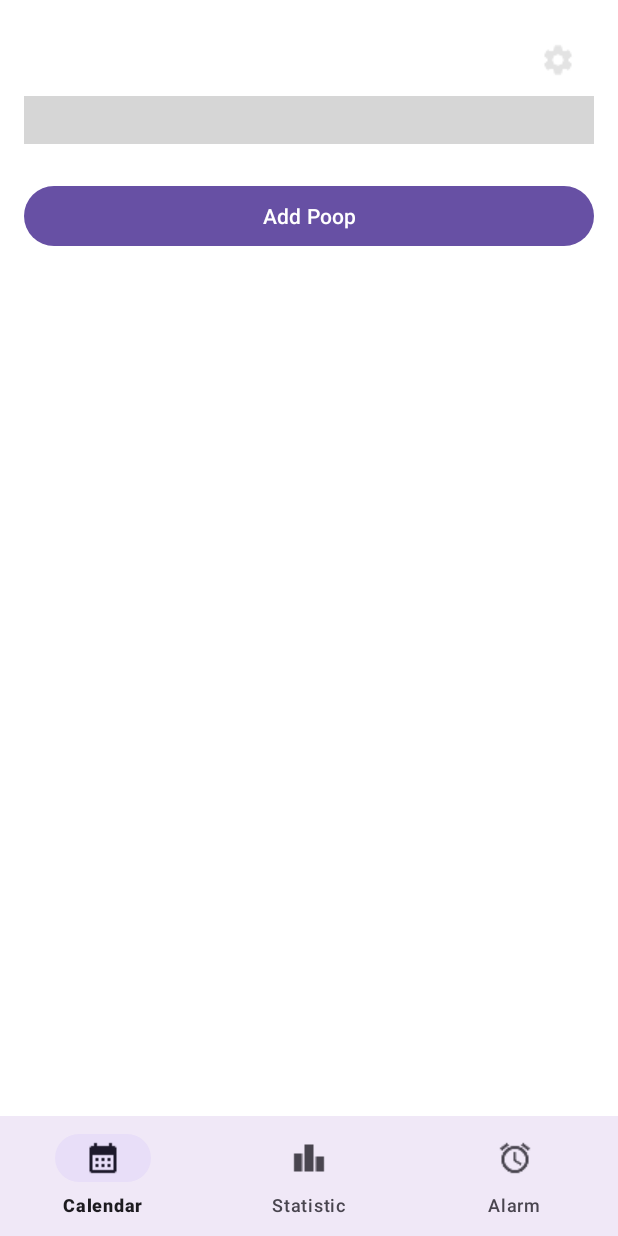
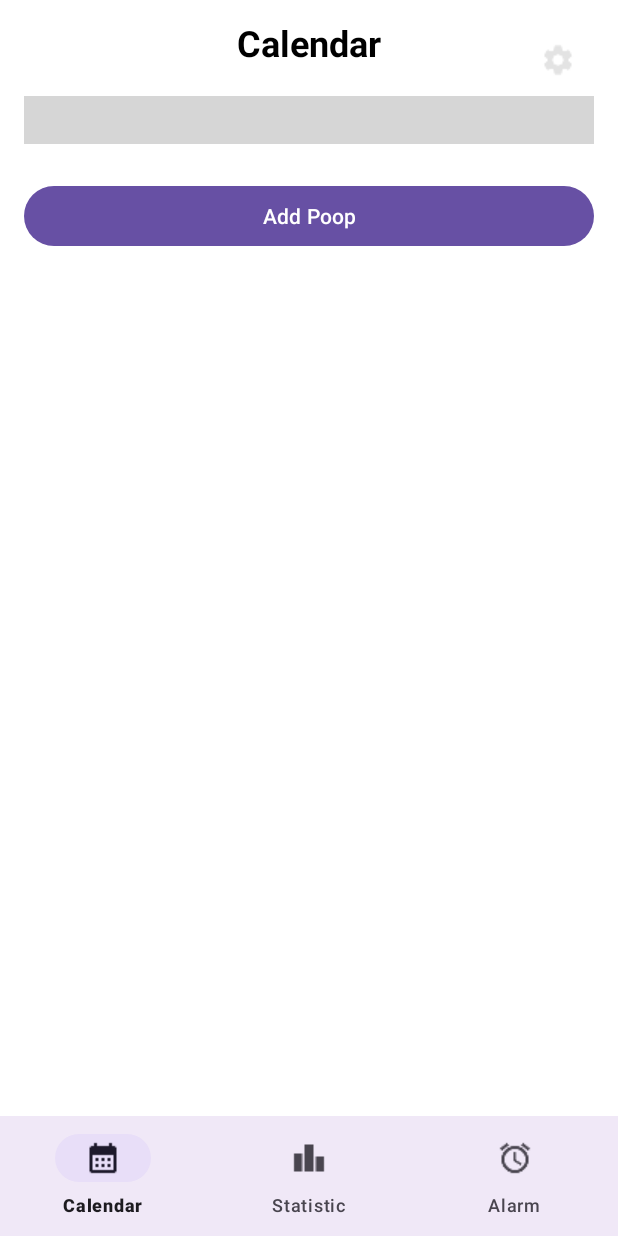
Before and after one commit to elsyap2252/Poopoo-App, an Android app: the CalendarActivity screen opened directly, with no data from a screen before it, on a phone screen of 412 x 824 dp. Run offline under Robolectric (Android 15) with nearby library versions, the phone set to English and light mode, and no system bars; plain views replace MaterialCalendarView; grey boxes are pictures that could not be loaded.

Commit message:
commit header calendar

```diff
--- a/app/src/main/res/layout/activity_calendar.xml
+++ b/app/src/main/res/layout/activity_calendar.xml
@@ -1,10 +1,21 @@
 <?xml version="1.0" encoding="utf-8"?>
-<androidx.constraintlayout.widget.ConstraintLayout
-    xmlns:android="http://schemas.android.com/apk/res/android"
+<androidx.constraintlayout.widget.ConstraintLayout xmlns:android="http://schemas.android.com/apk/res/android"
     xmlns:app="http://schemas.android.com/apk/res-auto"
     android:layout_width="match_parent"
     android:layout_height="match_parent"
     android:background="#FFFFFF">
+
+
+    <TextView
+        android:id="@+id/titleCalendar"
+        android:layout_width="match_parent"
+        android:layout_height="wrap_content"
+        android:text="Calendar"
+        android:textSize="24sp"
+        android:textStyle="bold"
+        android:gravity="center"
+        android:padding="12dp"
+        android:textColor="#000000" />
 
     <!-- ScrollView agar isi bisa discroll -->
     <ScrollView
@@ -13,10 +24,10 @@
         android:layout_height="0dp"
         android:fillViewport="true"
         android:padding="16dp"
-        app:layout_constraintTop_toTopOf="parent"
         app:layout_constraintBottom_toTopOf="@id/navbar"
+        app:layout_constraintEnd_toEndOf="parent"
         app:layout_constraintStart_toStartOf="parent"
-        app:layout_constraintEnd_toEndOf="parent">
+        app:layout_constraintTop_toTopOf="parent">
 
         <LinearLayout
             android:layout_width="match_parent"
@@ -27,29 +38,29 @@
                 android:id="@+id/btnSettings"
                 android:layout_width="48dp"
                 android:layout_height="48dp"
+                android:layout_gravity="end"
+                android:background="?android:attr/selectableItemBackgroundBorderless"
+                android:contentDescription="Settings"
                 android:src="@drawable/ic_setting"
-                android:background="?android:attr/selectableItemBackgroundBorderless"
-                app:layout_constraintTop_toTopOf="parent"
                 app:layout_constraintEnd_toEndOf="parent"
-                android:contentDescription="Settings"
-                android:layout_gravity="end"/>
+                app:layout_constraintTop_toTopOf="parent" />
 
             <com.prolificinteractive.materialcalendarview.MaterialCalendarView
                 android:id="@+id/calendarView"
                 android:layout_width="match_parent"
                 android:layout_height="wrap_content"
-                app:mcv_showOtherDates="all"
                 app:mcv_firstDayOfWeek="monday"
-                app:mcv_selectionColor="#00C2A8" />
+                app:mcv_selectionColor="#00C2A8"
+                app:mcv_showOtherDates="all" />
 
             <TextView
                 android:id="@+id/dateText"
                 android:layout_width="wrap_content"
                 android:layout_height="wrap_content"
+                android:layout_marginTop="16dp"
                 android:text="1 April 2025"
+                android:textSize="16sp"
                 android:textStyle="bold"
-                android:layout_marginTop="16dp"
-                android:textSize="16sp"
                 android:visibility="gone" />
 
             <LinearLayout
@@ -57,14 +68,33 @@
                 android:layout_width="match_parent"
                 android:layout_height="wrap_content"
                 android:orientation="vertical"
-                android:visibility="gone"
-                android:paddingTop="16dp">
+                android:paddingTop="16dp"
+                android:visibility="gone">
 
-                <TextView android:layout_width="wrap_content" android:layout_height="wrap_content" android:text="Time: 18:49" />
-                <TextView android:layout_width="wrap_content" android:layout_height="wrap_content" android:text="Type: 1" />
-                <TextView android:layout_width="wrap_content" android:layout_height="wrap_content" android:text="Size: L" />
-                <TextView android:layout_width="wrap_content" android:layout_height="wrap_content" android:text="Color: Brown" />
-                <TextView android:layout_width="wrap_content" android:layout_height="wrap_content" android:text="Location: Home" />
+                <TextView
+                    android:layout_width="wrap_content"
+                    android:layout_height="wrap_content"
+                    android:text="Time: 18:49" />
+
+                <TextView
+                    android:layout_width="wrap_content"
+                    android:layout_height="wrap_content"
+                    android:text="Type: 1" />
+
+                <TextView
+                    android:layout_width="wrap_content"
+                    android:layout_height="wrap_content"
+                    android:text="Size: L" />
+
+                <TextView
+                    android:layout_width="wrap_content"
+                    android:layout_height="wrap_content"
+                    android:text="Color: Brown" />
+
+                <TextView
+                    android:layout_width="wrap_content"
+                    android:layout_height="wrap_content"
+                    android:text="Location: Home" />
             </LinearLayout>
 
             <Button
@@ -73,7 +103,7 @@
                 android:layout_height="wrap_content"
                 android:layout_marginTop="24dp"
                 android:text="Add Poop"
-                android:textColor="#FFFFFF"/>
+                android:textColor="#FFFFFF" />
 
 
         </LinearLayout>
@@ -88,9 +118,9 @@
         android:layout_width="0dp"
         android:layout_height="wrap_content"
         android:background="?android:attr/windowBackground"
-        app:menu="@menu/navbar_menu"
         app:labelVisibilityMode="labeled"
         app:layout_constraintBottom_toBottomOf="parent"
+        app:layout_constraintEnd_toEndOf="parent"
         app:layout_constraintStart_toStartOf="parent"
-        app:layout_constraintEnd_toEndOf="parent" />
+        app:menu="@menu/navbar_menu" />
 </androidx.constraintlayout.widget.ConstraintLayout>
```
